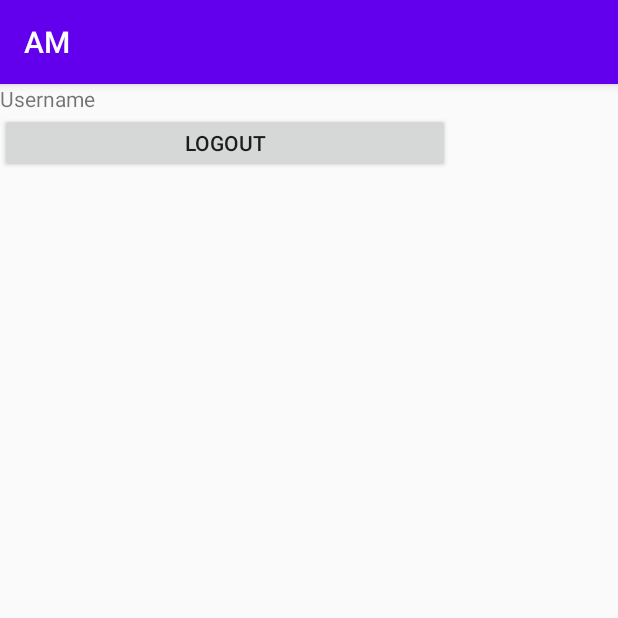
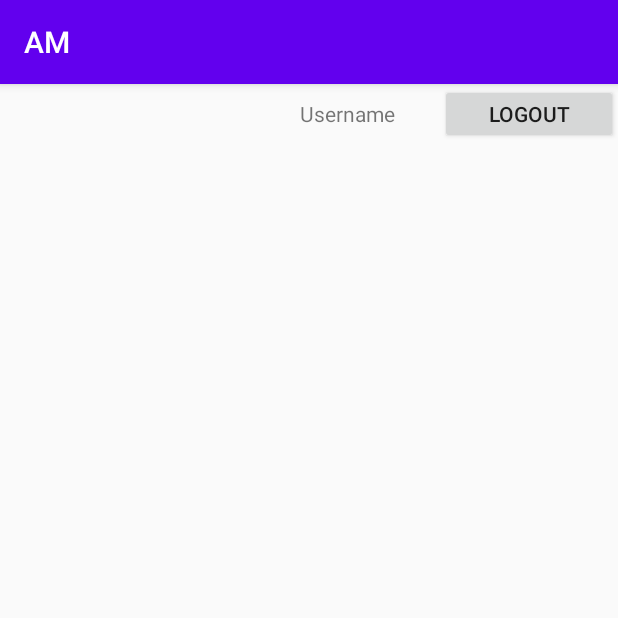
Before and after one commit to goncaloxavier/psi_2190788_2190778, an Android app: the HomeActivity screen opened directly, with no data from a screen before it, on a phone screen of 412 x 824 dp, the top half of it. Run offline under Robolectric (Android 15) with nearby library versions, the phone set to English and light mode, and no system bars.

Commit message:
Core
Layout

```diff
--- a/AM/app/src/main/AndroidManifest.xml
+++ b/AM/app/src/main/AndroidManifest.xml
@@ -9,8 +9,7 @@
         android:roundIcon="@mipmap/ic_launcher_round"
         android:supportsRtl="true"
         android:theme="@style/AppTheme">
-        <activity android:name=".views.AnomalyActivity"></activity>
-        <activity android:name=".views.HomeActivity" />
+        <activity android:name=".views.HomeActivity"></activity>
         <activity android:name=".views.LoginActivity" />
         <activity android:name=".MainActivity">
             <intent-filter>
--- a/AM/app/src/main/res/layout/activity_home.xml
+++ b/AM/app/src/main/res/layout/activity_home.xml
@@ -9,34 +9,38 @@
 
     <LinearLayout
         android:layout_width="match_parent"
-        android:layout_height="match_parent"
-        android:layout_weight="1"></LinearLayout>
+        android:layout_height="match_parent">
 
         <ImageView
             android:id="@+id/imageViewLogo"
-        android:layout_width="300dp"
-        android:layout_height="match_parent"
-        android:layout_weight="1"
+            android:layout_width="100dp"
+            android:layout_height="100dp"
             tools:srcCompat="@tools:sample/backgrounds/scenic" />
+
+        <Space
+            android:layout_width="100dp"
+            android:layout_height="wrap_content" />
 
         <LinearLayout
             android:layout_width="match_parent"
-        android:layout_height="match_parent"
-        android:layout_weight="1"
-        android:orientation="horizontal"></LinearLayout>
+            android:layout_height="wrap_content"
+            android:layout_weight="0"
+            android:orientation="horizontal">
 
             <TextView
                 android:id="@+id/textViewUsername"
-        android:layout_width="300dp"
+                android:layout_width="wrap_content"
                 android:layout_height="wrap_content"
                 android:layout_weight="1"
                 android:text="Username" />
 
             <Button
                 android:id="@+id/btnLogout"
-        android:layout_width="300dp"
+                android:layout_width="wrap_content"
                 android:layout_height="40dp"
                 android:layout_weight="1"
                 android:text="Logout" />
+        </LinearLayout>
+    </LinearLayout>
 
 </LinearLayout>
```
Lines whose indentation alone changed are shown as unchanged.
